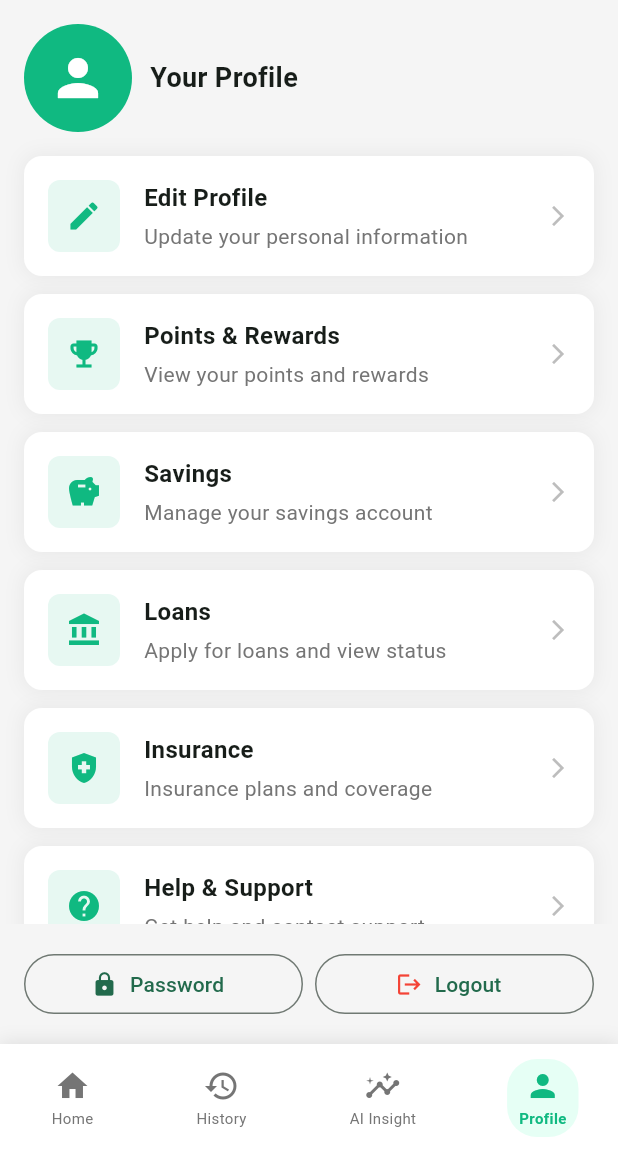
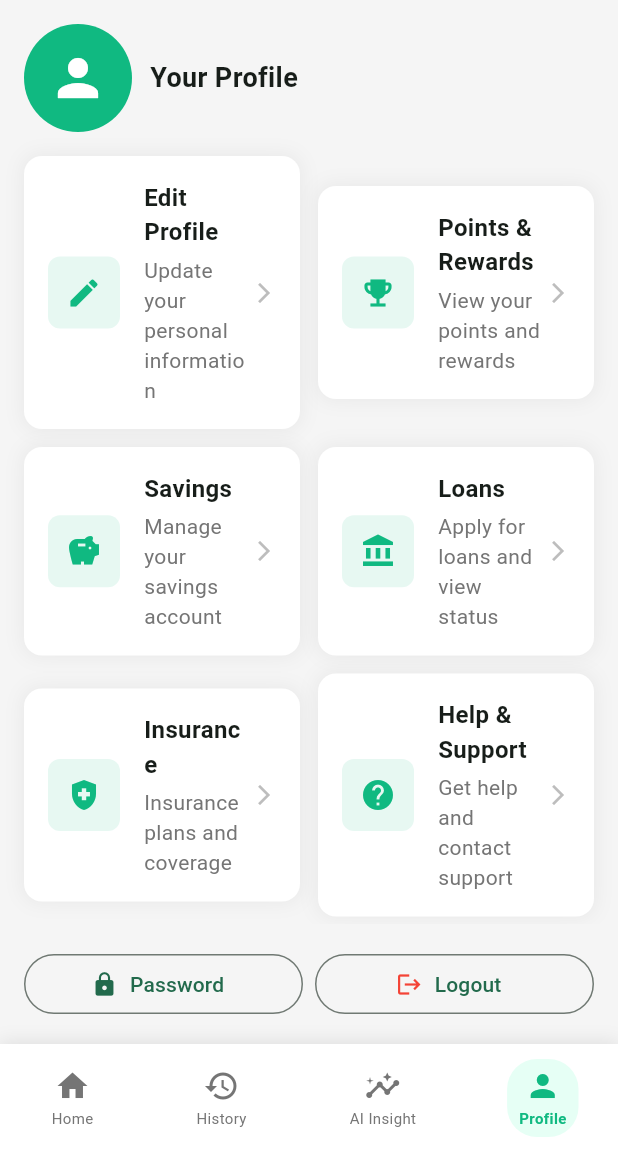
Before and after one commit to Veranzi/Jasho, a Flutter app: the DashBoardScreen screen opened by its route, item 4 of the bottom bar chosen, on a phone screen of 412 x 824 dp, the part 84-1236 px from its top. Run offline on Flutter 3.47's test engine with Material 3 defaults, Android fonts, the phone set to English and light mode, and no system bars; our stand-ins replace fl_chart, flutter_screenutil, intl_phone_field, printing, responsive_framework, shared_preferences; accounts and stored records are empty.

Commit message:
Refactor dashboard profile cards to two per row
Co-authored-by: leparitours <leparitours@gmail.com>

```diff
--- a/jashoo/lib/screens/dashboard/dashboard_screen.dart
+++ b/jashoo/lib/screens/dashboard/dashboard_screen.dart
@@ -451,51 +451,78 @@ class _DashBoardScreenState extends State<DashBoardScreen> {
                     ),
                   ),
                   const SizedBox(height: 16),
-                  // Profile cards layout
+                  // Profile cards layout - two per row
                   Padding(
                     padding: const EdgeInsets.symmetric(horizontal: 16.0),
                     child: Column(
                       children: [
-                        _buildProfileCard(
+                        // Row 1: Edit Profile and Points & Rewards
+                        Row(
+                          children: [
+                            Expanded(
+                              child: _buildProfileCard(
                                 icon: Icons.edit,
                                 title: 'Edit Profile',
                                 subtitle: 'Update your personal information',
                                 onTap: () => Navigator.pushNamed(context, '/profileUpdate'),
                               ),
-                        const SizedBox(height: 12),
-                        _buildProfileCard(
+                            ),
+                            const SizedBox(width: 12),
+                            Expanded(
+                              child: _buildProfileCard(
                                 icon: Icons.emoji_events,
                                 title: 'Points & Rewards',
                                 subtitle: 'View your points and rewards',
                                 onTap: () => Navigator.pushNamed(context, '/gamification'),
                               ),
+                            ),
+                          ],
+                        ),
                         const SizedBox(height: 12),
-                        _buildProfileCard(
+                        // Row 2: Savings and Loans
+                        Row(
+                          children: [
+                            Expanded(
+                              child: _buildProfileCard(
                                 icon: Icons.savings,
                                 title: 'Savings',
                                 subtitle: 'Manage your savings account',
                                 onTap: () => Navigator.pushNamed(context, '/savings'),
                               ),
-                        const SizedBox(height: 12),
-                        _buildProfileCard(
+                            ),
+                            const SizedBox(width: 12),
+                            Expanded(
+                              child: _buildProfileCard(
                                 icon: Icons.account_balance,
                                 title: 'Loans',
                                 subtitle: 'Apply for loans and view status',
                                 onTap: () => Navigator.pushNamed(context, '/loans'),
                               ),
+                            ),
+                          ],
+                        ),
                         const SizedBox(height: 12),
-                        _buildProfileCard(
+                        // Row 3: Insurance and Help & Support
+                        Row(
+                          children: [
+                            Expanded(
+                              child: _buildProfileCard(
                                 icon: Icons.health_and_safety,
                                 title: 'Insurance',
                                 subtitle: 'Insurance plans and coverage',
                                 onTap: () => Navigator.pushNamed(context, '/insurance'),
                               ),
-                        const SizedBox(height: 12),
-                        _buildProfileCard(
+                            ),
+                            const SizedBox(width: 12),
+                            Expanded(
+                              child: _buildProfileCard(
                                 icon: Icons.help,
                                 title: 'Help & Support',
                                 subtitle: 'Get help and contact support',
                                 onTap: () => Navigator.pushNamed(context, '/help'),
+                              ),
+                            ),
+                          ],
                         ),
                       ],
                     ),
```
Lines whose indentation alone changed are shown as unchanged.
